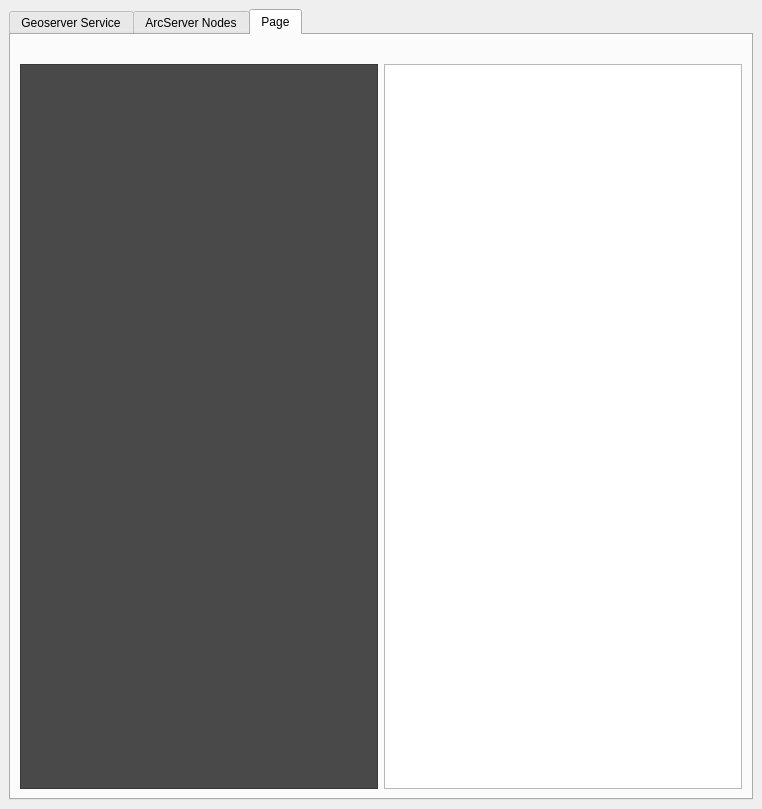
First picture: the form in src/ui/grData_dockwidget_base.ui, repository lymperis-e/Greek-Data-QGIS-Plugin, before the edit.
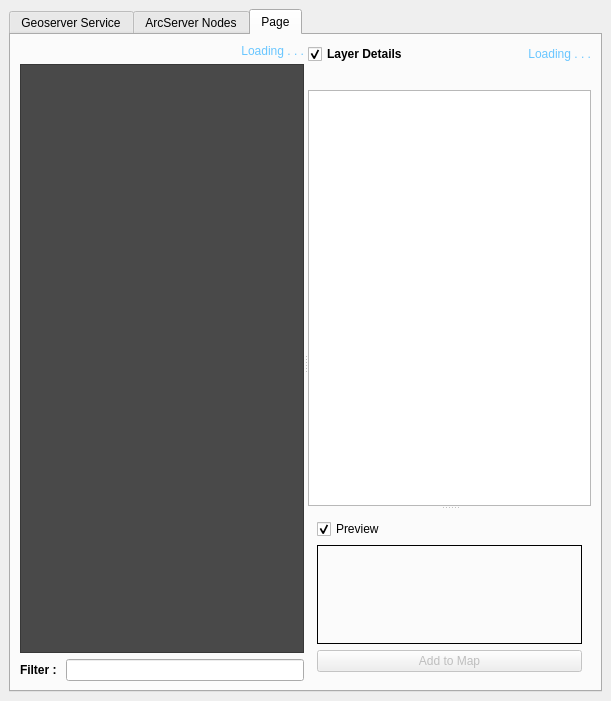
Second picture: the form after the edit. Icons and pictures are not drawn.

What changed in the file:
```diff
--- a/src/ui/grData_dockwidget_base.ui
+++ b/src/ui/grData_dockwidget_base.ui
@@ -6,8 +6,8 @@
    <rect>
     <x>0</x>
     <y>0</y>
-    <width>762</width>
-    <height>809</height>
+    <width>611</width>
+    <height>701</height>
    </rect>
   </property>
   <property name="sizePolicy">
@@ -865,43 +865,38 @@
         <string>Page</string>
        </attribute>
        <layout class="QGridLayout" name="gridLayout_2">
-        <item row="1" column="1">
-         <widget class="QTreeWidget" name="layer_details_widget">
+        <item row="0" column="0">
+         <widget class="QSplitter" name="splitter_2">
+          <property name="orientation">
+           <enum>Qt::Horizontal</enum>
+          </property>
+          <widget class="QWidget" name="widget_4" native="true">
+           <layout class="QVBoxLayout" name="verticalLayout">
+            <item>
+             <widget class="QLabel" name="custom_geoserver_loading_label_2">
           <property name="enabled">
            <bool>true</bool>
           </property>
           <property name="font">
            <font>
-            <weight>75</weight>
-            <bold>true</bold>
-           </font>
-          </property>
-          <property name="alternatingRowColors">
-           <bool>true</bool>
-          </property>
-          <property name="animated">
-           <bool>false</bool>
-          </property>
-          <property name="columnCount">
-           <number>1</number>
-          </property>
-          <attribute name="headerVisible">
-           <bool>false</bool>
-          </attribute>
-          <attribute name="headerCascadingSectionResizes">
-           <bool>false</bool>
-          </attribute>
-          <attribute name="headerHighlightSections">
-           <bool>false</bool>
-          </attribute>
-          <column>
+                <weight>50</weight>
+                <bold>false</bold>
+                <underline>false</underline>
+                <strikeout>false</strikeout>
+               </font>
+              </property>
+              <property name="styleSheet">
+               <string notr="true">color: rgb(105, 198, 255);</string>
+              </property>
            <property name="text">
-            <string notr="true">1</string>
-           </property>
-          </column>
-         </widget>
-        </item>
-        <item row="1" column="0">
+               <string>Loading . . .</string>
+              </property>
+              <property name="alignment">
+               <set>Qt::AlignRight|Qt::AlignTrailing|Qt::AlignVCenter</set>
+              </property>
+             </widget>
+            </item>
+            <item>
          <widget class="QTreeWidget" name="conn_list_widget">
           <property name="sizePolicy">
            <sizepolicy hsizetype="Expanding" vsizetype="Expanding">
@@ -949,29 +944,210 @@
           </column>
          </widget>
         </item>
+            <item>
+             <layout class="QHBoxLayout" name="horizontalLayout_2">
+              <item>
+               <widget class="QLabel" name="label_7">
+                <property name="font">
+                 <font>
+                  <weight>75</weight>
+                  <bold>true</bold>
+                 </font>
+                </property>
+                <property name="text">
+                 <string>Filter : </string>
+                </property>
+               </widget>
+              </item>
+              <item>
+               <widget class="QLineEdit" name="filter_services_line_edit">
+                <property name="text">
+                 <string/>
+                </property>
+                <property name="frame">
+                 <bool>true</bool>
+                </property>
+                <property name="dragEnabled">
+                 <bool>false</bool>
+                </property>
+                <property name="clearButtonEnabled">
+                 <bool>false</bool>
+                </property>
+               </widget>
+              </item>
+             </layout>
+            </item>
+           </layout>
+          </widget>
+          <widget class="QWidget" name="widget_14" native="true">
+           <layout class="QGridLayout" name="gridLayout_30">
         <item row="0" column="0">
-         <widget class="QLabel" name="label_4">
+             <widget class="QSplitter" name="splitter_6">
+              <property name="orientation">
+               <enum>Qt::Vertical</enum>
+              </property>
+              <widget class="QWidget" name="widget_15" native="true">
+               <layout class="QGridLayout" name="gridLayout_32">
+                <item row="0" column="0">
+                 <layout class="QGridLayout" name="gridLayout_33">
+                  <item row="0" column="0">
+                   <widget class="QCheckBox" name="custom_geoserver_details_checkbox_2">
+                    <property name="font">
+                     <font>
+                      <pointsize>9</pointsize>
+                      <weight>75</weight>
+                      <bold>true</bold>
+                     </font>
+                    </property>
+                    <property name="text">
+                     <string>Layer Details</string>
+                    </property>
+                    <property name="checked">
+                     <bool>true</bool>
+                    </property>
+                   </widget>
+                  </item>
+                  <item row="0" column="1">
+                   <widget class="QLabel" name="custom_geoserver_loading_label_3">
+                    <property name="enabled">
+                     <bool>true</bool>
+                    </property>
+                    <property name="font">
+                     <font>
+                      <weight>50</weight>
+                      <bold>false</bold>
+                      <underline>false</underline>
+                      <strikeout>false</strikeout>
+                     </font>
+                    </property>
+                    <property name="styleSheet">
+                     <string notr="true">color: rgb(105, 198, 255);</string>
+                    </property>
+                    <property name="text">
+                     <string>Loading . . .</string>
+                    </property>
+                    <property name="alignment">
+                     <set>Qt::AlignRight|Qt::AlignTrailing|Qt::AlignVCenter</set>
+                    </property>
+                   </widget>
+                  </item>
+                  <item row="2" column="0" colspan="2">
+                   <widget class="QTreeWidget" name="custom_geoserver_details_tree_2">
+                    <property name="enabled">
+                     <bool>true</bool>
+                    </property>
+                    <property name="font">
+                     <font>
+                      <weight>75</weight>
+                      <bold>true</bold>
+                     </font>
+                    </property>
+                    <property name="alternatingRowColors">
+                     <bool>true</bool>
+                    </property>
+                    <property name="animated">
+                     <bool>false</bool>
+                    </property>
+                    <property name="columnCount">
+                     <number>1</number>
+                    </property>
+                    <attribute name="headerVisible">
+                     <bool>false</bool>
+                    </attribute>
+                    <attribute name="headerCascadingSectionResizes">
+                     <bool>false</bool>
+                    </attribute>
+                    <attribute name="headerHighlightSections">
+                     <bool>false</bool>
+                    </attribute>
+                    <column>
+                     <property name="text">
+                      <string notr="true">1</string>
+                     </property>
+                    </column>
+                   </widget>
+                  </item>
+                  <item row="1" column="0" colspan="2">
+                   <widget class="QLabel" name="custom_geoserver_layer_description_label_2">
           <property name="sizePolicy">
-           <sizepolicy hsizetype="Fixed" vsizetype="Fixed">
+                     <sizepolicy hsizetype="Expanding" vsizetype="Preferred">
             <horstretch>0</horstretch>
             <verstretch>0</verstretch>
            </sizepolicy>
           </property>
-          <property name="maximumSize">
-           <size>
-            <width>30</width>
-            <height>30</height>
-           </size>
-          </property>
+                    <property name="text">
+                     <string/>
+                    </property>
+                    <property name="wordWrap">
+                     <bool>true</bool>
+                    </property>
+                   </widget>
+                  </item>
+                 </layout>
+                </item>
+               </layout>
+              </widget>
+              <widget class="QWidget" name="widget_16" native="true">
+               <layout class="QGridLayout" name="gridLayout_34">
+                <item row="0" column="0">
+                 <layout class="QGridLayout" name="gridLayout_35">
+                  <property name="leftMargin">
+                   <number>9</number>
+                  </property>
+                  <property name="topMargin">
+                   <number>9</number>
+                  </property>
+                  <property name="rightMargin">
+                   <number>9</number>
+                  </property>
+                  <property name="bottomMargin">
+                   <number>9</number>
+                  </property>
+                  <item row="2" column="0">
+                   <widget class="QPushButton" name="custom_geoserver_add_button_2">
+                    <property name="enabled">
+                     <bool>false</bool>
+                    </property>
           <property name="text">
+                     <string>Add to Map</string>
+                    </property>
+                   </widget>
+                  </item>
+                  <item row="1" column="0">
+                   <widget class="QLabel" name="custom_geoserver_image_preview_2">
+                    <property name="frameShape">
+                     <enum>QFrame::Panel</enum>
+                    </property>
+                    <property name="text">
            <string/>
           </property>
-          <property name="pixmap">
-           <pixmap>:/plugins/grData/assets/img/icon.png</pixmap>
-          </property>
-          <property name="scaledContents">
+                   </widget>
+                  </item>
+                  <item row="0" column="0">
+                   <widget class="QCheckBox" name="custom_geoserver_preview_checkbox_2">
+                    <property name="font">
+                     <font>
+                      <pointsize>9</pointsize>
+                      <weight>50</weight>
+                      <bold>false</bold>
+                     </font>
+                    </property>
+                    <property name="text">
+                     <string>Preview</string>
+                    </property>
+                    <property name="checked">
            <bool>true</bool>
           </property>
+                   </widget>
+                  </item>
+                 </layout>
+                </item>
+               </layout>
+              </widget>
+             </widget>
+            </item>
+           </layout>
+          </widget>
          </widget>
         </item>
        </layout>
```
Lines whose indentation alone changed are shown as unchanged.
